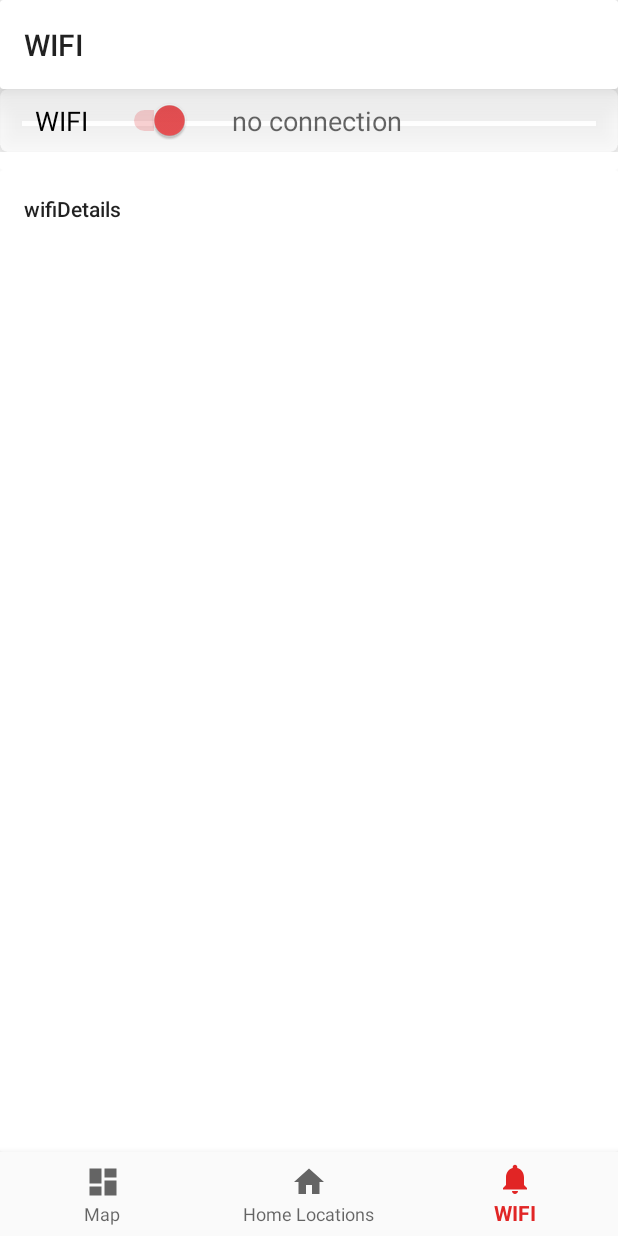
After one commit to Zerberuss/MobileChill, an Android app: the ConnectionsActivity screen opened directly, with no data from a screen before it, on a phone screen of 412 x 824 dp. The commit adds this screen. Run offline under Robolectric (Android 15) with nearby library versions, the phone set to English and light mode, and no system bars.

Commit message:
Added Wifi Details in new Connections Activity

```diff
--- a/app/src/main/AndroidManifest.xml
+++ b/app/src/main/AndroidManifest.xml
@@ -49,6 +49,11 @@
             android:label="@string/app_name">
         </activity>
 
+        <activity
+            android:name=".ConnectionsActivity" >
+            android:label="@string/app_name">
+        </activity>
+
         <service android:name=".LocationService" android:process=":location_service" />
 
     </application>
--- /dev/null
+++ b/app/src/main/java/net/sytes/schneider/mobilechill/ConnectionsActivity.java
@@ -0,0 +1,206 @@
+package net.sytes.schneider.mobilechill;
+
+import android.app.Activity;
+import android.content.BroadcastReceiver;
+import android.content.Context;
+import android.content.Intent;
+import android.content.IntentFilter;
+import android.net.ConnectivityManager;
+import android.net.NetworkInfo;
+import android.net.wifi.ScanResult;
+import android.net.wifi.WifiManager;
+import android.os.Bundle;
+import android.support.annotation.NonNull;
+import android.support.design.widget.BottomNavigationView;
+import android.support.design.widget.FloatingActionButton;
+import android.text.method.ScrollingMovementMethod;
+import android.util.Log;
+import android.view.MenuItem;
+import android.widget.CompoundButton;
+import android.widget.FrameLayout;
+import android.widget.ImageView;
+import android.widget.Switch;
+import android.widget.TextView;
+import android.widget.Toast;
+
+import net.sytes.schneider.mobilechill.database.AppDatabase;
+import net.sytes.schneider.mobilechill.database.Converter.Converters;
+import net.sytes.schneider.mobilechill.database.LocationDao;
+
+import java.util.List;
+
+public class ConnectionsActivity extends Activity {
+
+    private TextView mTextMessage;
+    private FrameLayout nearbyWifiList;
+    private FloatingActionButton addHomeButton;
+    private ImageView wifiStatus;
+    private TextView wifiDescription;
+    private Switch wifiSwitch;
+    private Switch locationTrackingSwitch;
+    private TextView wifiDetailsTxt;
+
+    private LocationDao locationDao;
+    private Converters CONVERTER;
+    private AppDatabase appDatabase;
+
+
+    List<ScanResult> mScanResults;
+
+    private WifiManager mWifiManager;
+
+
+
+    public BottomNavigationView.OnNavigationItemSelectedListener mOnNavigationItemSelectedListener
+            = new BottomNavigationView.OnNavigationItemSelectedListener() {
+
+        //Navigation
+        @Override
+        public boolean onNavigationItemSelected(@NonNull MenuItem item) {
+            switch (item.getItemId()) {
+
+                case R.id.navigation_dashboard:
+                    mTextMessage.setText(R.string.title_dashboard);
+                    startMainActivity();
+                    return true;
+
+                case R.id.navigation_home:
+                    mTextMessage.setText(R.string.title_activity_main);
+                    switchToHomeLocations();
+                    return true;
+
+                case R.id.navigation_notifications:
+                    mTextMessage.setText(R.string.title_notifications);
+                    return true;
+            }
+            return false;
+        }
+
+    };
+
+
+    @Override
+    protected void onCreate(Bundle savedInstanceState) {
+
+        super.onCreate(savedInstanceState);
+        setContentView(R.layout.activity_connections);
+
+
+        mTextMessage = (TextView) findViewById(R.id.message);
+
+        BottomNavigationView navigation = (BottomNavigationView) findViewById(R.id.navigation);
+        navigation.setOnNavigationItemSelectedListener(mOnNavigationItemSelectedListener);
+        navigation.setSelectedItemId(R.id.navigation_notifications);
+
+        mTextMessage = (TextView) findViewById(R.id.message);
+        nearbyWifiList = (FrameLayout) findViewById(R.id.nearbyWifiList);
+        addHomeButton = (FloatingActionButton) findViewById(R.id.addHomeButton);
+        wifiStatus = (ImageView) findViewById(R.id.wifistatus);
+        wifiDescription = (TextView) findViewById(R.id.wifidescribtion);
+        wifiDetailsTxt = (TextView) findViewById(R.id.wifidetails);
+        wifiDetailsTxt.setMovementMethod(new ScrollingMovementMethod());
+        wifiSwitch = (Switch) findViewById(R.id.wifiswitch);
+        locationTrackingSwitch = (Switch) findViewById(R.id.locationTrackingSwitch);
+
+
+        mWifiManager = (WifiManager) getSystemService(Context.WIFI_SERVICE);
+
+        //WifiManager mainWifi = (WifiManager) getSystemService(Context.WIFI_SERVICE);
+        if (mWifiManager.isWifiEnabled() == false) {
+            // If wifi disabled then enable it
+            Toast.makeText(getApplicationContext(), "enabled wifi...",
+                    Toast.LENGTH_LONG).show();
+
+            mWifiManager.setWifiEnabled(true);
+        }
+
+        wifiSwitch.setOnCheckedChangeListener(new CompoundButton.OnCheckedChangeListener() {
+            public void onCheckedChanged(CompoundButton buttonView, boolean isChecked) {
+                if (isChecked) {
+                    mWifiManager.setWifiEnabled(true);
+                    wifiDescription.setText("connecting");
+                }
+                else {
+                    mWifiManager.setWifiEnabled(false);
+                    wifiDescription.setText("Chilling\nturned off");
+                }
+            }
+        });
+
+
+        registerReceiver(mWifiScanReceiver,
+                new IntentFilter(WifiManager.SCAN_RESULTS_AVAILABLE_ACTION));
+
+        mWifiManager.startScan();
+    }
+
+
+
+    public String wifiDetails(List<ScanResult> wifiList){
+        String wifiTxt = null;
+        if(wifiList.size()>1)
+            wifiTxt = "There are " + wifiList.size() + " WIFIs available:";
+        else
+            wifiTxt = "There is " + "one" + " WIFI available:";
+
+        for (ScanResult wifi : wifiList) {
+            wifiTxt += "\n";
+
+            wifiTxt += "\n " + wifi.SSID;
+            wifiTxt += "\nBSSID  " + wifi.BSSID;
+            wifiTxt += "\nfrequency  " + wifi.frequency;
+            wifiTxt += "\nlevel:  " + wifi.level;
+            wifiTxt += "\ncapabilities  " + wifi.capabilities;
+            wifiTxt += "\nchannelWidth  " + wifi.channelWidth;
+        }
+
+        wifiDetailsTxt.setText(wifiTxt);
+        return wifiTxt;
+    }
+
+    final BroadcastReceiver mWifiScanReceiver = new BroadcastReceiver() {
+        @Override
+        public void onReceive(Context c, Intent intent) {
+            // This condition is not necessary if you listen to only one action
+            if (intent.getAction().equals(WifiManager.SCAN_RESULTS_AVAILABLE_ACTION)) {
+                wifiSwitch.setChecked(true);
+
+                List<ScanResult> mScanResults = mWifiManager.getScanResults();
+
+                ConnectivityManager cm = (ConnectivityManager) getSystemService(CONNECTIVITY_SERVICE);
+                NetworkInfo netInfo = cm.getActiveNetworkInfo();
+                if (netInfo != null && netInfo.isConnected())
+                    wifiDescription.setText(mWifiManager.getConnectionInfo().getSSID());
+                else if (netInfo != null && netInfo.isConnectedOrConnecting())
+                    wifiDescription.setText("connecting");
+                else
+                    wifiDescription.setText("no connection");
+
+
+                Log.i("MainActivity", "New Wifi Scan!\n");
+
+                wifiDetails(mScanResults);
+                Toast.makeText(getApplicationContext(), "Scan results are available", Toast.LENGTH_LONG).show();
+            }
+        }
+
+    };
+
+
+    public void switchToHomeLocations() {
+        Intent i = new Intent(this, DashboardActivity.class);
+
+        //unregisterReceiver(mWifiScanReceiver);
+
+        onPause();
+        startActivity(i);
+    }
+
+    public void startMainActivity() {
+
+        Intent i = new Intent(this, MainActivity.class);
+        onPause();
+        startActivity(i);
+    }
+
+}
--- /dev/null
+++ b/app/src/main/res/layout/activity_connections.xml
@@ -0,0 +1,154 @@
+<?xml version="1.0" encoding="utf-8"?>
+
+
+
+
+<LinearLayout xmlns:android="http://schemas.android.com/apk/res/android"
+xmlns:app="http://schemas.android.com/apk/res-auto"
+xmlns:tools="http://schemas.android.com/tools"
+android:id="@+id/container"
+android:layout_width="match_parent"
+android:layout_height="match_parent"
+android:orientation="vertical"
+tools:context="net.sytes.schneider.mobilechill.DashboardActivity">
+
+    <FrameLayout
+    android:id="@+id/content"
+    android:layout_width="match_parent"
+    android:layout_height="0dp"
+    android:layout_weight="1">
+
+        <FrameLayout
+            android:id="@+id/dashboard"
+            android:layout_width="match_parent"
+            android:layout_height="match_parent">
+
+            <LinearLayout
+                android:layout_width="match_parent"
+                android:layout_height="match_parent"
+                android:orientation="vertical">
+
+                <android.support.v7.widget.CardView
+                    android:layout_width="match_parent"
+                    android:layout_height="wrap_content"
+                    app:cardElevation="0dp">
+
+                    <TextView
+                        android:layout_width="match_parent"
+                        android:layout_height="81dp"
+                        android:layout_marginBottom="@dimen/activity_vertical_margin"
+                        android:layout_marginLeft="@dimen/activity_horizontal_margin"
+                        android:layout_marginRight="@dimen/activity_horizontal_margin"
+                        android:layout_marginTop="@dimen/activity_vertical_margin"
+                        android:textAlignment="center"
+                        android:textAppearance="@style/TextAppearance.AppCompat.Title" />
+
+                </android.support.v7.widget.CardView>
+
+                <android.support.v7.widget.CardView
+                    android:layout_width="match_parent"
+                    android:layout_height="match_parent"
+                    app:cardElevation="0dp">
+
+                    <TextView
+                        android:id="@+id/wifidetails"
+                        android:layout_width="match_parent"
+                        android:layout_height="match_parent"
+                        android:layout_marginBottom="@dimen/activity_vertical_margin"
+                        android:layout_marginLeft="@dimen/activity_horizontal_margin"
+                        android:layout_marginRight="@dimen/activity_horizontal_margin"
+                        android:layout_marginTop="@dimen/activity_vertical_margin"
+                        android:maxLines="500"
+                        android:scrollbars="vertical"
+                        android:text="wifiDetails"
+                        android:textAlignment="textStart"
+                        android:textAppearance="@style/TextAppearance.AppCompat.Title"
+                        android:textSize="14sp" />
+
+                </android.support.v7.widget.CardView>
+
+            </LinearLayout>
+
+        </FrameLayout>
+
+        <LinearLayout
+            android:id="@+id/statusbar"
+            android:layout_width="match_parent"
+            android:layout_height="wrap_content"
+            android:orientation="vertical">
+
+            <android.support.v7.widget.CardView
+                android:layout_width="match_parent"
+                android:layout_height="match_parent"
+                app:cardElevation="17dp">
+
+                <TextView
+                    android:id="@+id/message"
+                    android:layout_width="match_parent"
+                    android:layout_height="wrap_content"
+                    android:layout_marginBottom="@dimen/activity_vertical_margin"
+                    android:layout_marginLeft="@dimen/activity_horizontal_margin"
+                    android:layout_marginRight="@dimen/activity_horizontal_margin"
+                    android:layout_marginTop="@dimen/activity_vertical_margin"
+                    android:text="@string/title_notifications"
+                    android:textAppearance="@style/TextAppearance.AppCompat.Title" />
+
+            </android.support.v7.widget.CardView>
+
+            <android.support.v7.widget.CardView
+                android:layout_width="match_parent"
+                android:layout_height="wrap_content"
+                app:cardBackgroundColor="?android:attr/textColorHintInverse"
+                app:cardCornerRadius="5dp"
+                app:cardElevation="12dp">
+
+                <LinearLayout
+                    android:layout_width="wrap_content"
+                    android:layout_height="wrap_content"
+                    android:orientation="horizontal">
+
+                    <Switch
+                        android:id="@+id/wifiswitch"
+                        android:layout_width="wrap_content"
+                        android:layout_height="42dp"
+                        android:checked="true"
+                        android:splitTrack="true"
+                        android:switchPadding="20dp"
+                        android:text="     WIFI"
+                        android:textAlignment="center"
+                        android:textSize="18sp" />
+
+                    <TextView
+                        android:id="@+id/wifidescribtion"
+                        android:layout_width="170dp"
+                        android:layout_height="match_parent"
+                        android:gravity="center"
+                        android:text="no connection"
+                        android:textAlignment="gravity"
+                        android:textAllCaps="false"
+                        android:textAppearance="@android:style/TextAppearance.Material.Medium" />
+
+                    <ImageView
+                        android:id="@+id/wifistatus"
+                        android:layout_width="match_parent"
+                        android:layout_height="match_parent"
+                        android:visibility="visible"
+                        app:srcCompat="@mipmap/ic_preference_wifi_grey" />
+                </LinearLayout>
+
+            </android.support.v7.widget.CardView>
+        </LinearLayout>
+
+    </FrameLayout>
+
+    <android.support.design.widget.BottomNavigationView
+    android:id="@+id/navigation"
+    android:layout_width="match_parent"
+    android:layout_height="wrap_content"
+    android:layout_gravity="bottom"
+    android:background="?android:attr/windowBackground"
+    app:menu="@menu/navigation" />
+
+</LinearLayout>
+
+  <!--  </fragment> -->
```
Also changed, not shown: app/src/main/java/net/sytes/schneider/mobilechill/DashboardActivity.java (+8 -0 lines), app/src/main/java/net/sytes/schneider/mobilechill/MainActivity.java (+12 -29 lines).
